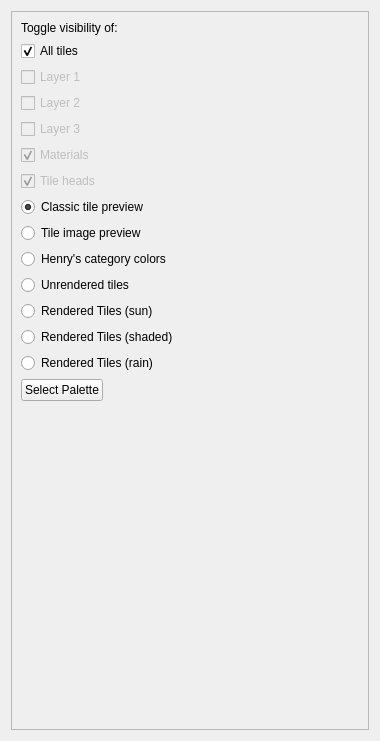
timofey260/RWE-Sharp, file ui/uifiles/views/tiles.ui: the form before one commit.
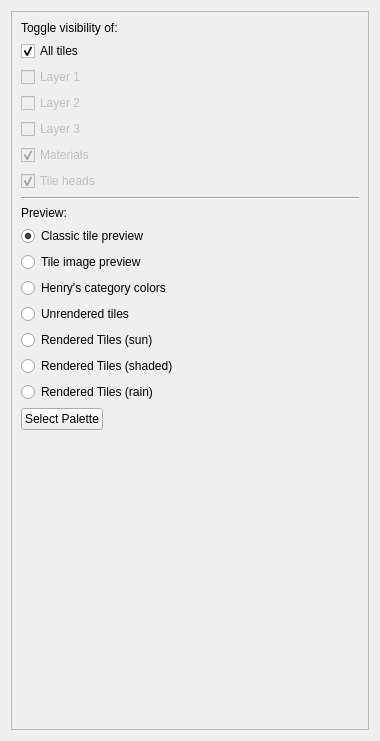
The form after the commit.

What changed in the file:
```diff
--- a/ui/uifiles/views/tiles.ui
+++ b/ui/uifiles/views/tiles.ui
@@ -105,6 +105,20 @@
          </property>
         </widget>
        </item>
+       <item>
+        <widget class="Line" name="line">
+         <property name="orientation">
+          <enum>Qt::Orientation::Horizontal</enum>
+         </property>
+        </widget>
+       </item>
+       <item>
+        <widget class="QLabel" name="label">
+         <property name="text">
+          <string>Preview:</string>
+         </property>
+        </widget>
+       </item>
        <item>
         <widget class="QRadioButton" name="VTilesClassic">
          <property name="text">
```
